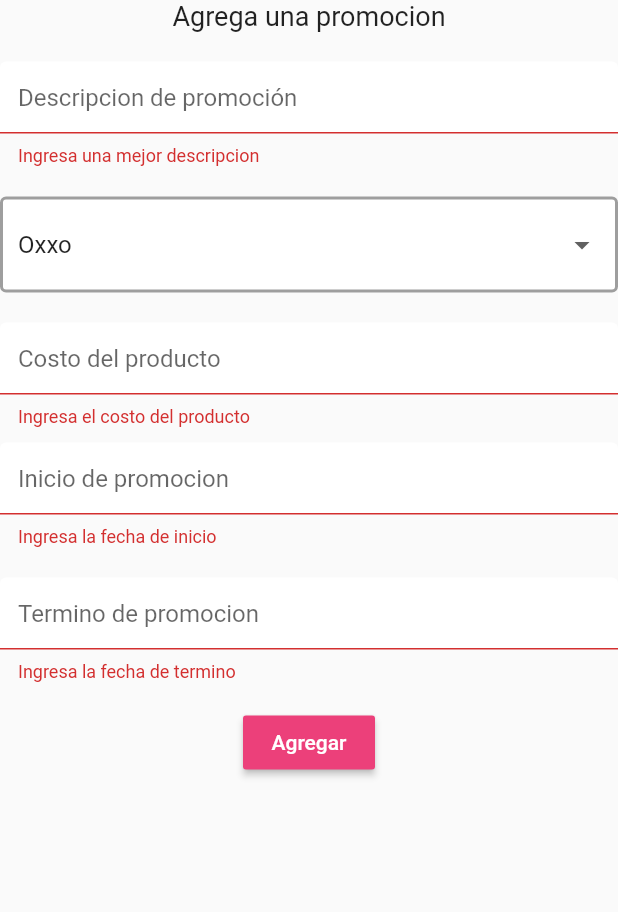
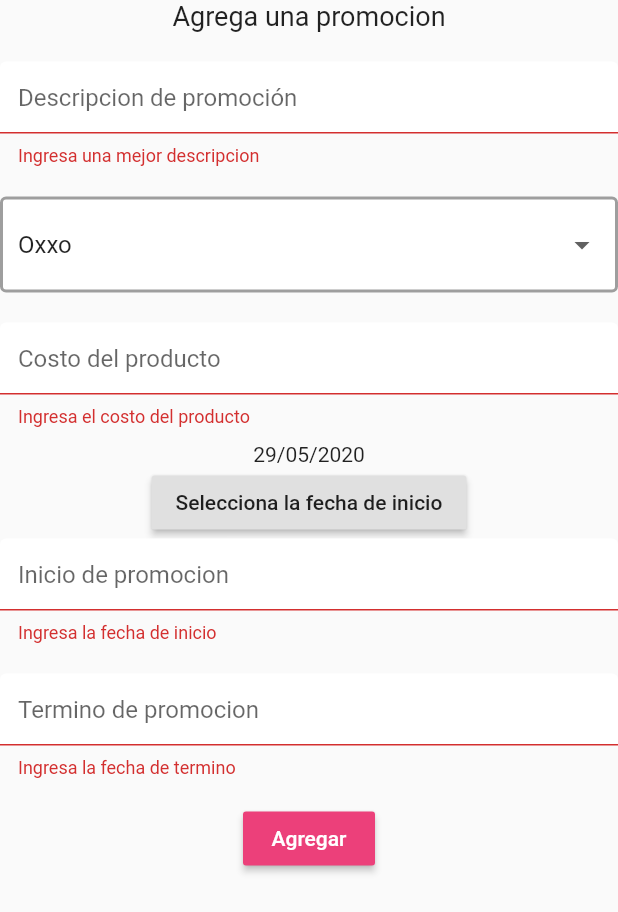
Before and after one commit to urimeba/fiestaap, a Flutter app: the NewPromo screen opened directly, after a tap on "Agregar", on a phone screen of 412 x 824 dp. Shown: the top 912 px of the screen. Run offline on Flutter 3.47's test engine with Material 2 defaults, Android fonts, the light colour scheme and no system bars; our stand-ins replace cloud_firestore, firebase_auth, flutter_spinkit, simple_animations; accounts and stored records are empty.

Commit message:
*fix* Datepicker in Create promos
Added the datepicker to choose the init promo date. Needed the datepicker to choose the end promo date

```diff
--- a/lib/screens/home/promo_new.dart
+++ b/lib/screens/home/promo_new.dart
@@ -30,10 +30,25 @@ class _NewPromoState extends State<NewPromo> {
   String _fechaVencimiento;
   String _tienda;
   String error="";
+  DateTime _fechaInicio2 = DateTime.now();
+  DateTime now = DateTime.now();
 
+  Future<Null> _selectDate(BuildContext context) async {
+    final DateTime picked = await showDatePicker(
+        context: context,
+        initialDate: _fechaInicio2,
+        firstDate: DateTime(2015, 8),
+        lastDate: DateTime(2101));
+    if (picked != null && picked != _fechaInicio2)
+      setState(() {
+        _fechaInicio2 = picked;
+        now = picked;
+      });
+  }
 
   @override
   Widget build(BuildContext context) {
+    String convertedDateTime="${now.day.toString().padLeft(2,'0')}/${now.month.toString().padLeft(2,'0')}/${now.year.toString()}";
     return Scaffold(
       resizeToAvoidBottomInset: false,
       body:
@@ -71,6 +86,14 @@ class _NewPromoState extends State<NewPromo> {
                         onChanged: (val) => setState(() => _costo = val)
                       ),
                       SizedBox(height: 10,),
+
+                      Text("$convertedDateTime"),
+                      RaisedButton(
+                        onPressed: () => _selectDate(context),
+                        child: Text('Selecciona la fecha de inicio'),
+                      ),
+
+
                       TextFormField(
                         decoration: textInputDecoration.copyWith(hintText: 'Inicio de promocion'),
                         validator: (val) => val.length < 1 ? 'Ingresa la fecha de inicio' : null,
@@ -103,7 +126,7 @@ class _NewPromoState extends State<NewPromo> {
                                 'costo': _costo,
                                 'descripcion': _descripcion,
                                 'estado': '1',
-                                'fechaInicio': _fechaInicio ,
+                                'fechaInicio': convertedDateTime ,
                                 'fechaVencimiento': _fechaVencimiento,
                                 'tienda': _tienda,
                               });
--- a/pubspec.yaml
+++ b/pubspec.yaml
@@ -32,6 +32,7 @@ dev_dependencies:
   cloud_firestore: ^0.13.5
   provider: ^4.0.5+1
   flutter_spinkit: ^4.1.2+1
+
 
 # For information on the generic Dart part of this file, see the
 # following page: https://dart.dev/tools/pub/pubspec
```
